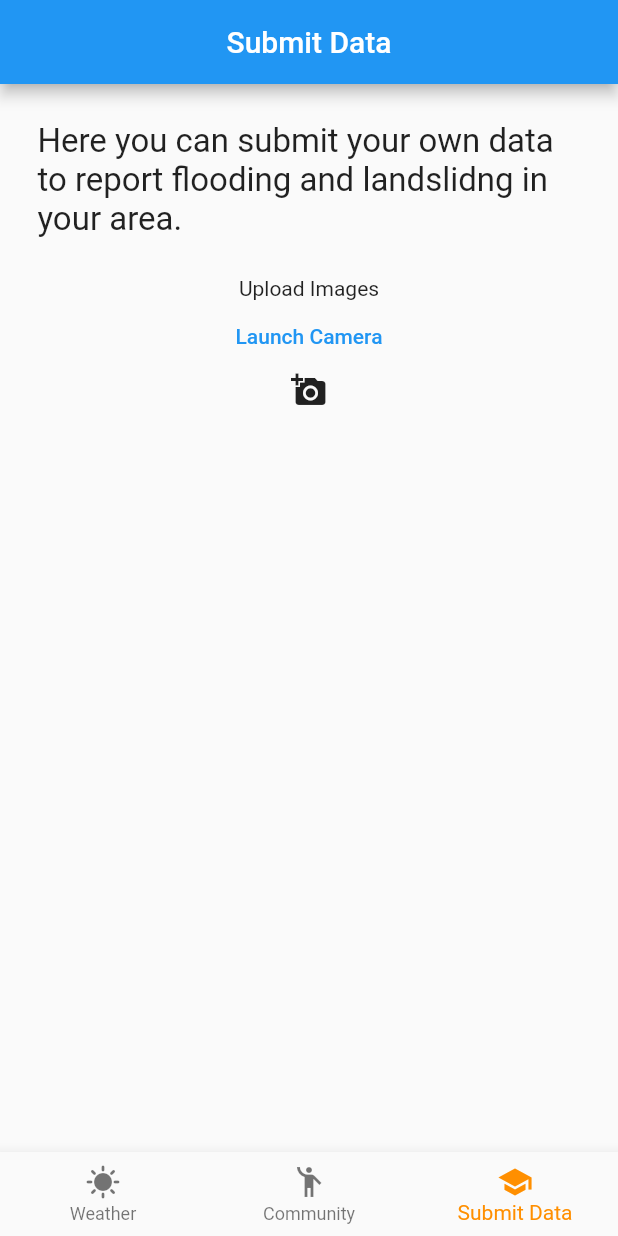
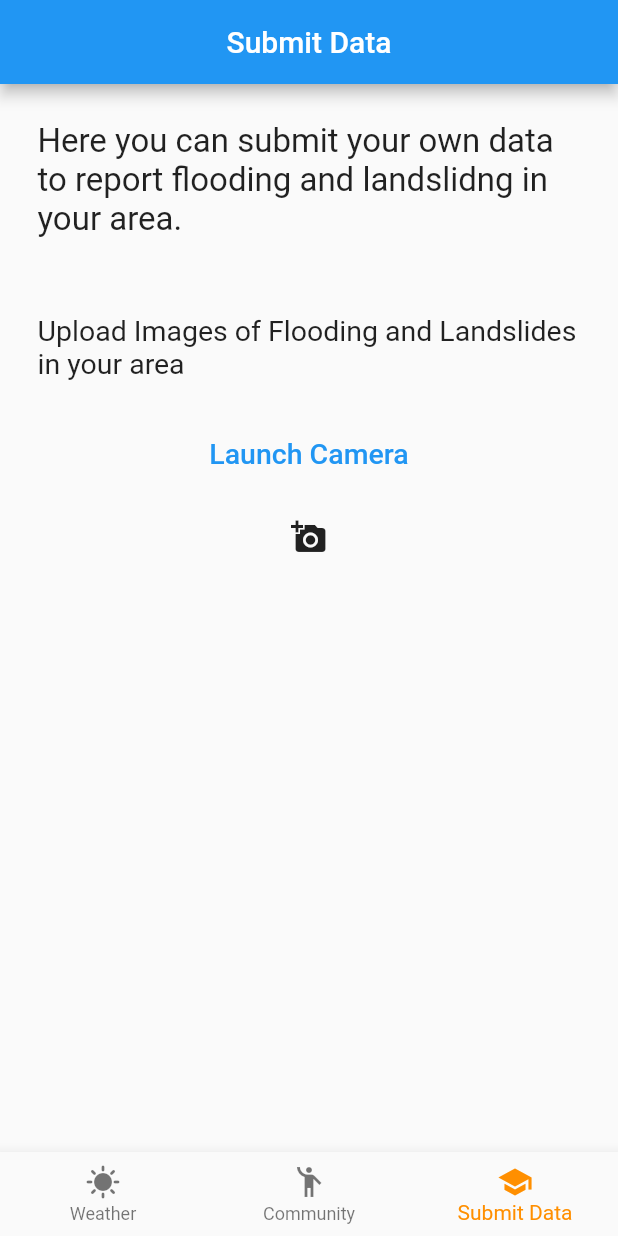
Before and after one commit to LeMikey/SDGP-HelloWorld, a Flutter app: the screen it shows after launch, item 3 of the bottom bar chosen, after a tap on "Launch Camera", on a phone screen of 412 x 824 dp. Run offline on Flutter 3.47's test engine with Material 2 defaults, Android fonts, the phone set to English and light mode, and no system bars; our stand-ins replace firebase_core, firebase_storage, flutter_spinkit, image_picker, internet_connection_checker, permission_handler; missing offline and left inert: firebase_ml_model_downloader, googleapis, tflite_flutter; accounts and stored records are empty; network calls fail.

Commit message:
minor bug fixes

```diff
--- a/lib/SubmitData.dart
+++ b/lib/SubmitData.dart
@@ -29,31 +29,27 @@ class _SubmitDataState extends State<SubmitData> {
   File? image;
   File? modelFile;
 
-  getModel() async {
-    //download the image classification model
-    FirebaseCustomModel model = await FirebaseModelDownloader.instance.getModel('custom_image_classifier', FirebaseModelDownloadType.latestModel);
-    File modelFile = model.file;
-    Interpreter interpreter = Interpreter.fromFile(modelFile);
-    // run inference with the submitted user image
-    var output;
-    interpreter.run(image!, output);
-
-  }
-
 
   Future pickImage() async {
     await Permission.camera.request();
-    final image = await ImagePicker().pickImage(source: ImageSource.camera);
+    final image = await ImagePicker().pickImage(source: ImageSource.gallery);
     if (image == null) {
       return null;
     } else {
-      final imagePath = File(image.path);
-      setState(() => this.image = imagePath);
-      TaskSnapshot snapshot = await storage
-          .ref()
-          .child("images/bro")
-          .putFile(imagePath);
+      final file = File(image.path);
+      final path = 'images/${image.name}';
+      final ref = FirebaseStorage.instance.ref().child(path);
+      ref.putFile(file);
+
+
+      // setState(() => this.image = imagePath);
+      // TaskSnapshot snapshot = await storage
+      //     .ref()
+      //     .child("images/bro")
+      //     .putFile(imagePath);
+
     }
+
   }
 
   @override
@@ -70,12 +66,18 @@ class _SubmitDataState extends State<SubmitData> {
               padding: EdgeInsets.all(25.0),
               child: Text('Here you can submit your own data to report flooding and landslidng in your area.', style: TextStyle(fontSize: 22),),
             ),
-            Text('Upload Images'),
+            Padding(
+              padding: const EdgeInsets.all(25.0),
+              child: Text('Upload Images of Flooding and Landslides in your area', style: TextStyle(fontSize: 19),),
+            ),
             TextButton(
               onPressed: () => pickImage(),
-              child: Text('Launch Camera'),
+              child: Text('Launch Camera', style: TextStyle(fontSize: 19),),
             ),
-            image!= null ? Image.file(image!, width: 160, height: 160,) : Icon(Icons.add_a_photo)
+            image!= null ? Image.file(image!, width: 160, height: 160,) : Padding(
+              padding: const EdgeInsets.all(20.0),
+              child: Icon(Icons.add_a_photo),
+            )
           ],
         ),
 
--- a/lib/TodayPage.dart
+++ b/lib/TodayPage.dart
@@ -5,6 +5,7 @@ import 'package:http/http.dart' as http;
 import 'package:sdgp/parseData.dart';
 import 'package:sdgp/Loading.dart';
 
+import 'SupportedRegions.dart';
 
 class TodayPage extends StatefulWidget {
   const TodayPage({Key? key}) : super(key: key);
@@ -19,17 +20,17 @@ class _TodayPageState extends State<TodayPage> {
   final _dataService = GetData();
   WeatherResponse? _response;
 
-  //check if the weather api sent back a response
-
   @override
   Widget build(BuildContext context) {
-    return loading? Loading() : Scaffold(
+    return loading
+        ? Loading()
+        : Scaffold(
             appBar: AppBar(
               title: const Text('Today'),
               centerTitle: true,
             ),
             body: Container(
-          color: Colors.grey,
+                color: Colors.grey[400],
                 child: Center(
                   child: Column(
                     children: [
@@ -42,6 +43,42 @@ class _TodayPageState extends State<TodayPage> {
                         _response!.weatherInfo.description,
                         style: TextStyle(fontSize: 25),
                       ),
+                      Row(
+                        children: [
+                          OutlinedButton(
+                            style: OutlinedButton.styleFrom(
+                              //elevation: 1,
+                              side: BorderSide(color: Colors.grey, width: 2)
+                            ),
+                              onPressed: () {
+                              Navigator.push(context, MaterialPageRoute(builder: (context)=>SupportedRegions()));
+                              },
+                              child: Row(
+                                children: const [
+                                  Icon(Icons.location_pin),
+                                  Text(
+                                    'RATHNAPURA',
+                                    style: TextStyle(fontSize: 15),
+                                  ),
+                                ],
+                              )),
+                        ],
+                        mainAxisAlignment: MainAxisAlignment.center,
+                      ),
+                    const Padding(
+                      padding: EdgeInsets.all(20.0),
+                      child: Text('Risk Prediction',
+                        style: TextStyle(fontSize: 30),),
+                    ),
+                      const Padding(
+                        padding: EdgeInsets.all(15.0),
+                        child: Text('Based on the past data we have gathered around this location there is a',
+                          style: TextStyle(fontSize: 20),),
+                      ),
+                      const Padding(
+                        padding: EdgeInsets.all(15.0),
+                        child: Text('High Risk of Flooding', style: TextStyle(fontSize: 20),),
+                      ),
                     ],
                   ),
                 )),
@@ -51,11 +88,18 @@ class _TodayPageState extends State<TodayPage> {
   void _search() async {
     setState(() => loading = true);
     final response = await _dataService.getWeather('Colombo');
-    if(this.mounted){
+    if (this.mounted) {
       setState(() => _response = response);
       setState(() => loading = false);
     }
     print(_response.toString());
+  }
+
+  void getFloodPred() async {
+    final uri = Uri.https(
+        'api.openweathermap.org', '/data/2.5/weather');
+
+    final response = await http.get(uri);
   }
 
   @override
@@ -63,7 +107,6 @@ class _TodayPageState extends State<TodayPage> {
     super.initState();
     setState(() => loading = true);
     _search();
-
   }
 }
 
@@ -75,7 +118,8 @@ class GetData {
       'units': 'metric'
     };
     // https://api.openweathermap.org/data/2.5/weather?q={city name}&appid={API key}
-    final uri = Uri.https('api.openweathermap.org', '/data/2.5/weather', queryParameters);
+    final uri = Uri.https(
+        'api.openweathermap.org', '/data/2.5/weather', queryParameters);
 
     final response = await http.get(uri);
 
--- a/lib/main.dart
+++ b/lib/main.dart
@@ -75,7 +75,7 @@ class _NavbarState extends State<Navbar> {
   static int _selectedIndex = 0;
   static const List<Widget> _widgetOptions = <Widget>[
     TodayPage(),
-    CoummunityPage(),
+    CommunityPage(),
     SubmitData(),
   ];
 
```
Also changed, not shown: lib/CommunityPage.dart (+68 -6 lines), lib/SupportedRegions.dart (added, +33 -0 lines), lib/firebase_api.dart (added, +36 -0 lines), lib/firebase_file.dart (added, +13 -0 lines). Lines whose indentation alone changed are shown as unchanged.
